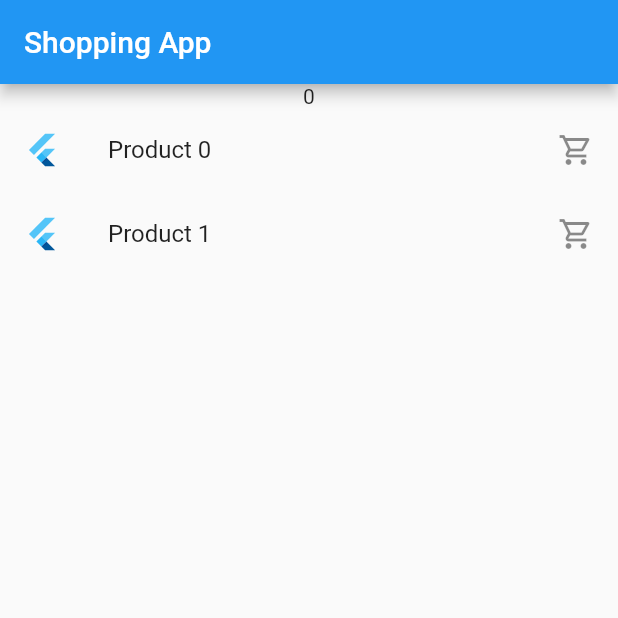
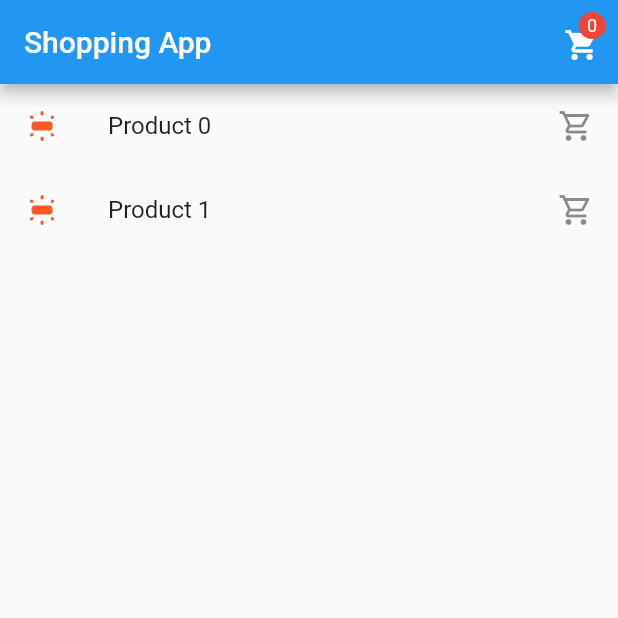
Before and after one commit to sv-makh/week11_add_to_cart_app, a Flutter app: the screen it shows after launch, on a phone screen of 412 x 824 dp, the top half of it. Run offline on Flutter 3.47's test engine with Material 2 defaults, Android fonts, the phone set to English and light mode, and no system bars; our stand-ins replace flutter_bloc.

Commit message:
add cart icon with badge to appbar

```diff
--- a/lib/main.dart
+++ b/lib/main.dart
@@ -11,6 +11,7 @@ class MyApp extends StatelessWidget {
   @override
   Widget build(BuildContext context) {
     return MaterialApp(
+      debugShowCheckedModeBanner: false,
       home: const ProductsScreen()
     );
   }
@@ -36,16 +37,24 @@ class ProductsView extends StatelessWidget {
     return Scaffold(
       appBar: AppBar(
         title: const Text('Shopping App'),
+        actions: [
+          BlocBuilder<ProductsBloc, ProductsState>(
+            builder: (context, ProductsState productsState) {
+              return IconButton(
+                onPressed: () {},
+                icon: _cartWithBadge(context, productsState.inCartValue)
+              );
+            }
+          ),
+        ],
       ),
       body: Column(
         children: [
-          BlocBuilder<ProductsBloc, ProductsState>(
-            builder: (context, ProductsState productsState) {
-              return Text('${productsState.inCartValue}');
-            }
-          ),
           ListTile(
-            leading: FlutterLogo(),
+            leading: Icon(
+              Icons.flourescent_rounded,
+              color: Colors.deepOrange,
+            ),
             title: Text('Product 0'),
             trailing: GestureDetector(
               child: Icon(Icons.shopping_cart_outlined),
@@ -53,7 +62,10 @@ class ProductsView extends StatelessWidget {
             ),
           ),
           ListTile(
-            leading: FlutterLogo(),
+            leading: Icon(
+              Icons.flourescent_rounded,
+              color: Colors.deepOrange,
+            ),
             title: Text('Product 1'),
             trailing: GestureDetector(
               child: Icon(Icons.shopping_cart_outlined),
@@ -80,3 +92,32 @@ class ProductsBloc extends Bloc<CartTap, ProductsState> {
     );
   }
 }
+
+Widget _cartWithBadge(BuildContext context, int number) {
+  return InkWell(
+    child: Container(
+      width: 60,
+      //height: 20,
+      //padding: const EdgeInsets.symmetric(horizontal: 8),
+      child: Stack(
+        alignment: Alignment.center,
+        children: [
+          Column(children: [
+            SizedBox(height: 10),
+            Icon(Icons.shopping_cart)
+          ]),
+          Positioned(
+            top: 0,
+            right: 0,
+            child: Container(
+              padding: EdgeInsets.symmetric(horizontal: 6, vertical: 2),
+              decoration: BoxDecoration(shape: BoxShape.circle, color: Colors.red),
+              alignment: Alignment.center,
+              child: Text('$number', style: TextStyle(fontSize: 12),),
+            ),
+          )
+        ],
+      ),
+    )
+  );
+}
```
